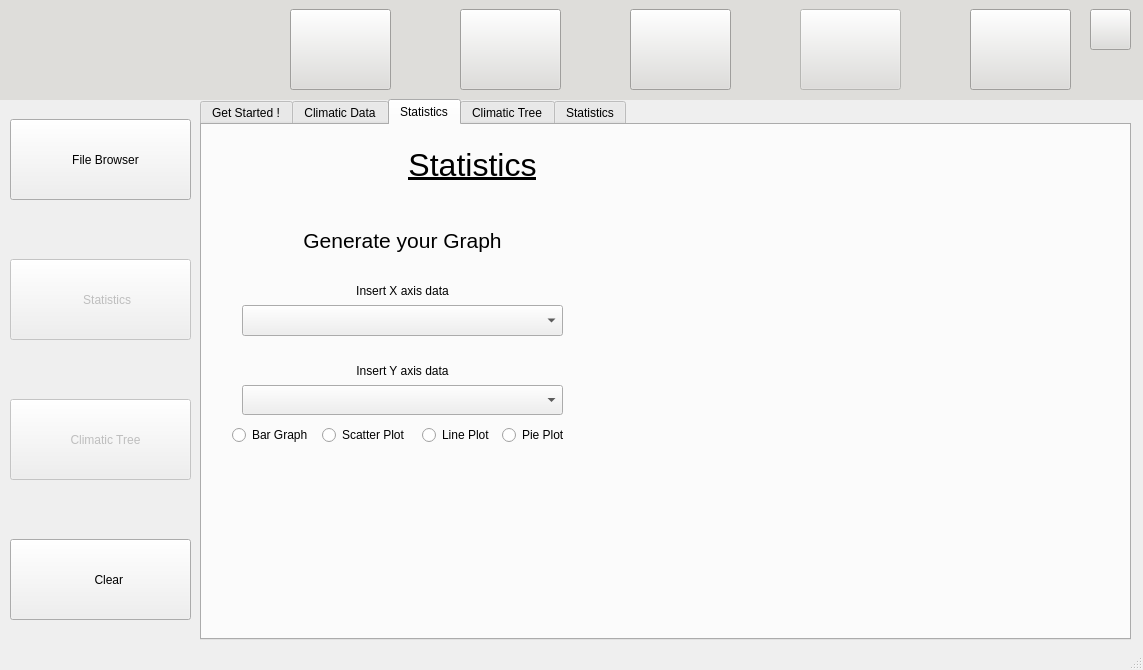
First picture: the form in scripts/Qt/main.ui, repository tahiri-lab/iPhyloGeo_plus_plus, before the edit.
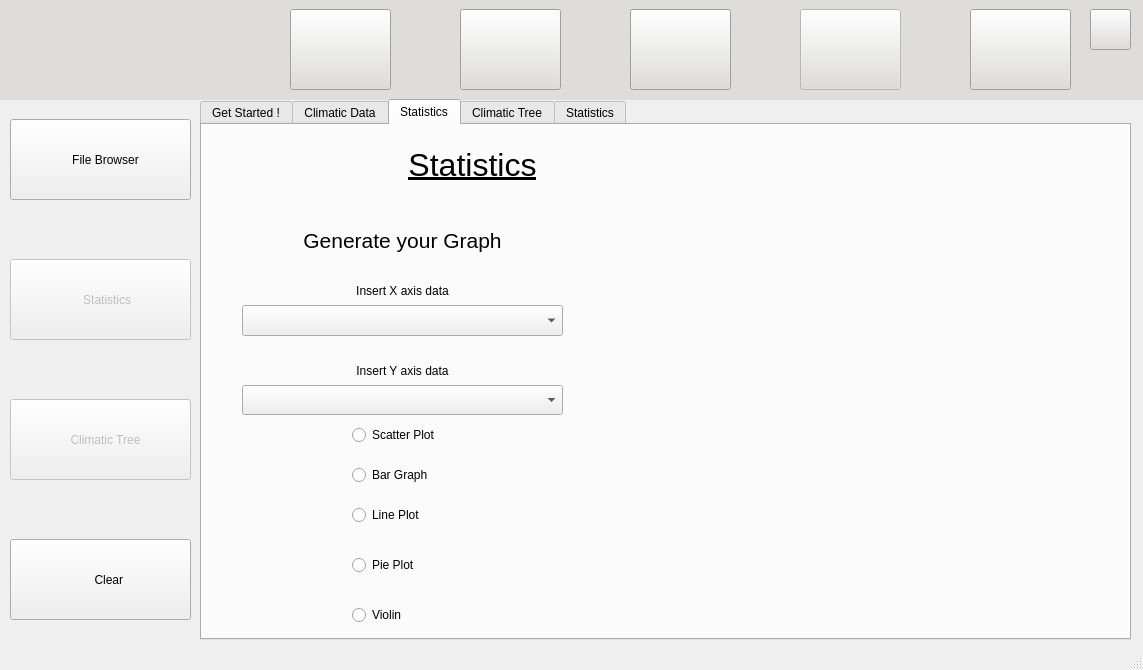
Second picture: the form after the edit. The open tabs and pages were chosen to show the change. Icons and pictures are not drawn.

Commit message: add species names and  violin in climate stats

```diff
--- a/scripts/Qt/main.ui
+++ b/scripts/Qt/main.ui
@@ -1964,8 +1964,8 @@
          <widget class="QRadioButton" name="radioButtonBarGraph">
           <property name="geometry">
            <rect>
-            <x>30</x>
-            <y>300</y>
+            <x>150</x>
+            <y>340</y>
             <width>95</width>
             <height>20</height>
            </rect>
@@ -1977,7 +1977,7 @@
          <widget class="QRadioButton" name="radioButtonScatterPlot">
           <property name="geometry">
            <rect>
-            <x>120</x>
+            <x>150</x>
             <y>300</y>
             <width>95</width>
             <height>20</height>
@@ -1990,8 +1990,8 @@
          <widget class="QRadioButton" name="radioButtonLinePlot">
           <property name="geometry">
            <rect>
-            <x>220</x>
-            <y>300</y>
+            <x>150</x>
+            <y>380</y>
             <width>95</width>
             <height>20</height>
            </rect>
@@ -2003,8 +2003,8 @@
          <widget class="QRadioButton" name="radioButtonPiePlot">
           <property name="geometry">
            <rect>
-            <x>300</x>
-            <y>300</y>
+            <x>150</x>
+            <y>430</y>
             <width>71</width>
             <height>20</height>
            </rect>
@@ -2013,6 +2013,19 @@
            <string>Pie Plot</string>
           </property>
          </widget>
+         <widget class="QRadioButton" name="radioButtonViolinPlot">
+          <property name="geometry">
+           <rect>
+            <x>150</x>
+            <y>480</y>
+            <width>71</width>
+            <height>20</height>
+           </rect>
+          </property>
+          <property name="text">
+           <string>Violin</string>
+          </property>
+         </widget>
         </widget>
        </widget>
        <widget class="QWidget" name="ClimTab3">
```
Left out of the diff: 6 changed lines with no effect on the pictures. The commit also changes 4 other files.
